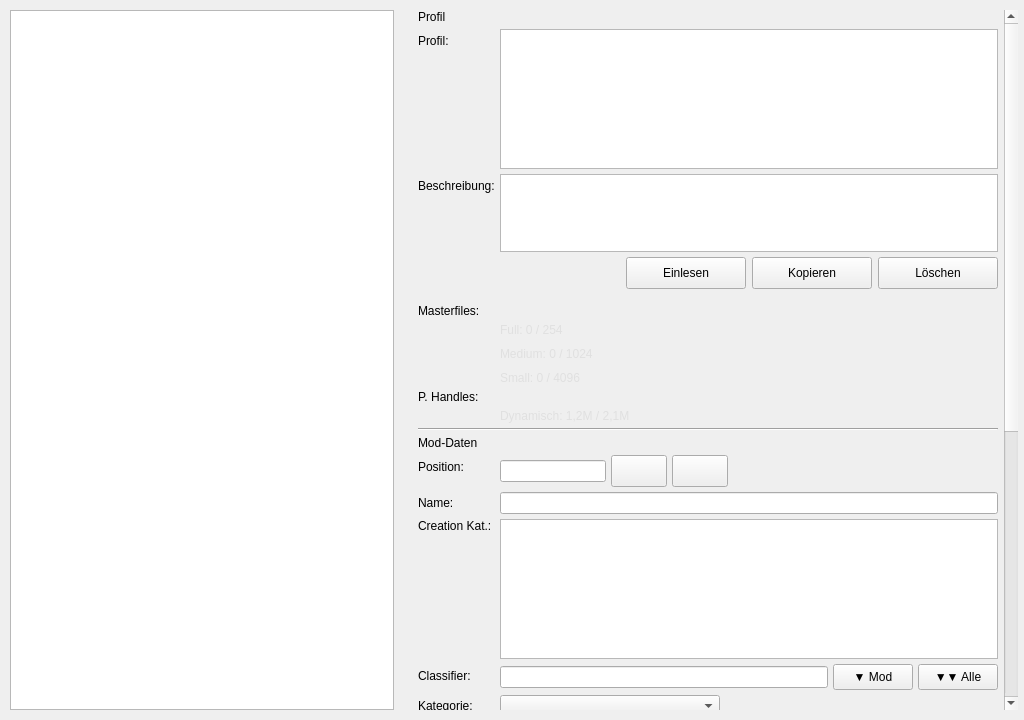
Looking4Git/Starfield_LOH, file Structure/Pages/Page_LoadOrder.ui: the form before one commit.
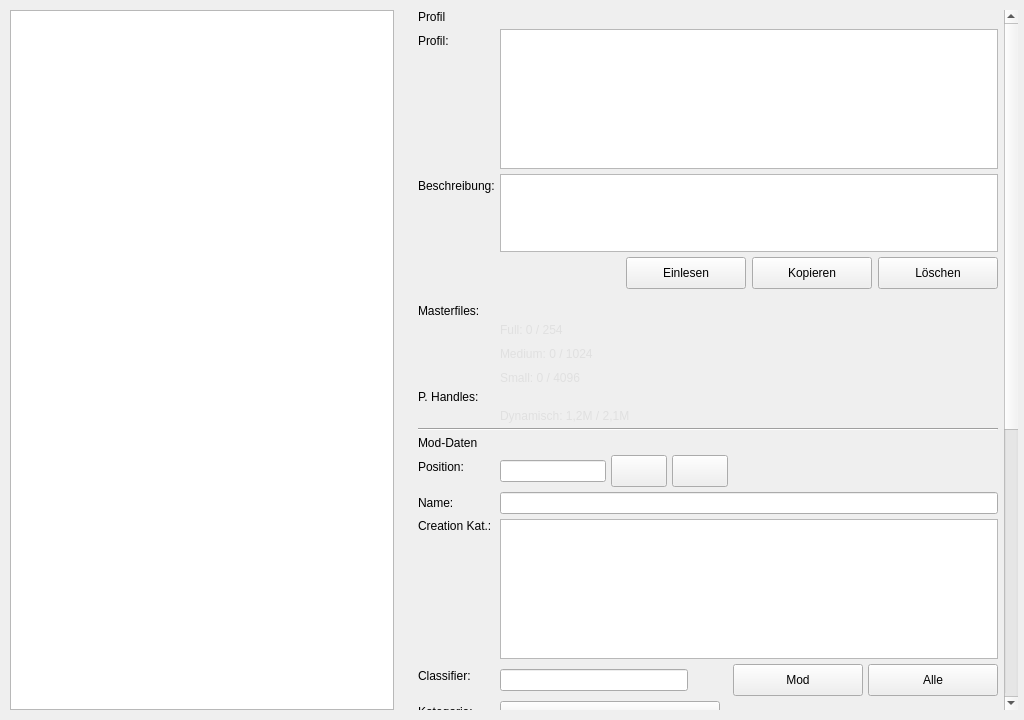
The form after the commit. Icons and pictures are not drawn. Custom widgets are drawn as their Qt base class.

Commit message: style: Classifier-Feldformat an Name angepasst und Uebernahme-Buttons veredelt

What changed in the file:
```diff
--- a/Structure/Pages/Page_LoadOrder.ui
+++ b/Structure/Pages/Page_LoadOrder.ui
@@ -346,25 +346,47 @@
              </property>
              <property name="minimumSize">
               <size>
-               <width>100</width>
+               <width>188</width>
                <height>0</height>
               </size>
              </property>
+             <property name="maximumSize">
+              <size>
+               <width>188</width>
+               <height>16777215</height>
+              </size>
+             </property>
             </widget>
            </item>
+           <item>
+            <spacer name="classifier_spacer">
+             <property name="orientation">
+              <enum>Qt::Orientation::Horizontal</enum>
+             </property>
+             <property name="sizeHint" stdset="0">
+              <size>
+               <width>40</width>
+               <height>20</height>
+              </size>
+             </property>
+            </spacer>
+           </item>
            <item>
             <widget class="QPushButton" name="btn_apply_classifier_mod">
              <property name="minimumSize">
               <size>
-               <width>68</width>
-               <height>26</height>
+               <width>130</width>
+               <height>32</height>
+              </size>
+             </property>
+             <property name="maximumSize">
+              <size>
+               <width>130</width>
+               <height>32</height>
               </size>
              </property>
              <property name="text">
-              <string>▼ Mod</string>
-             </property>
-             <property name="toolTip">
-              <string>Classifier-Kategorie für die ausgewählte Mod als LOH-Kategorie übernehmen</string>
+              <string>Mod</string>
              </property>
             </widget>
            </item>
@@ -372,15 +394,18 @@
             <widget class="QPushButton" name="btn_apply_classifier_all">
              <property name="minimumSize">
               <size>
-               <width>75</width>
-               <height>26</height>
+               <width>130</width>
+               <height>32</height>
+              </size>
+             </property>
+             <property name="maximumSize">
+              <size>
+               <width>130</width>
+               <height>32</height>
               </size>
              </property>
              <property name="text">
-              <string>▼▼ Alle</string>
-             </property>
-             <property name="toolTip">
-              <string>Classifier-Kategorien für alle installierten Mods als LOH-Kategorie übernehmen</string>
+              <string>Alle</string>
              </property>
             </widget>
            </item>
```
The commit also changes 2 other files.
